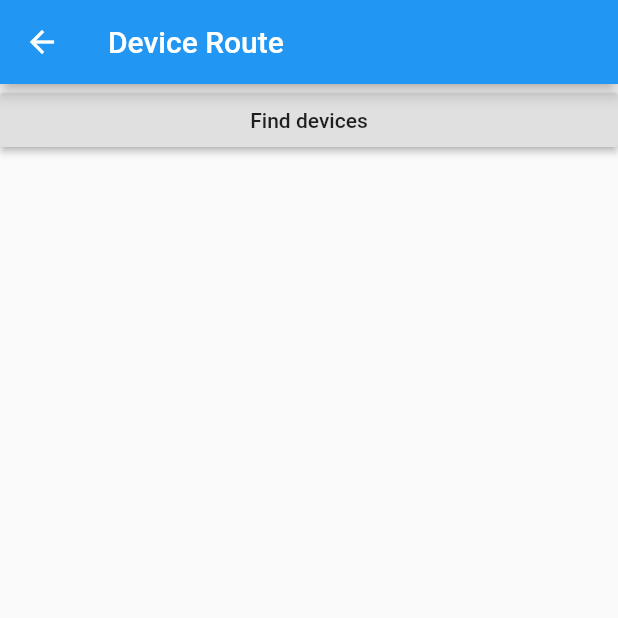
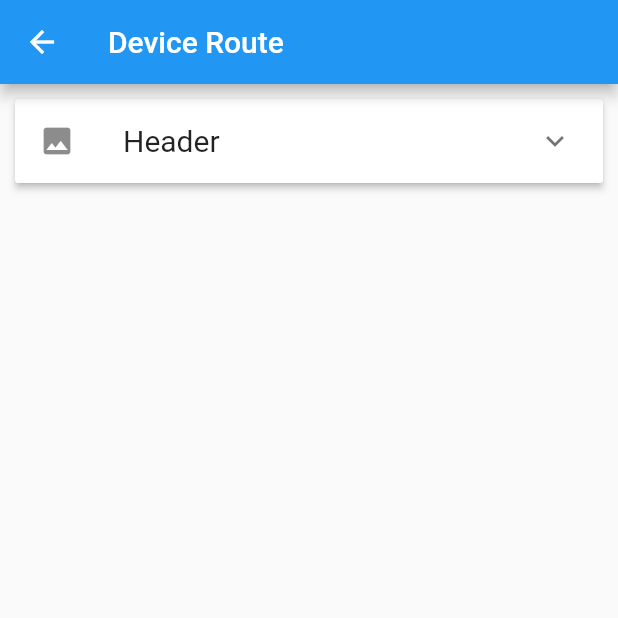
Before and after one commit to JuniorJPDJ/avocado, a Flutter app: the screen it shows after launch, in the side drawer, after a tap on "Bluetooth Settings", on a phone screen of 412 x 824 dp, the top half of it. Run offline on Flutter 3.47's test engine with Material 2 defaults, Android fonts, the phone set to English and light mode, and no system bars; our stand-ins replace charts_flutter; missing offline and left inert: fl_animated_linechart.

Commit message:
New route in Bluetooth menu.

```diff
--- a/lib/main.dart
+++ b/lib/main.dart
@@ -2,8 +2,8 @@ import 'package:flutter/material.dart';
 import 'package:fl_animated_linechart/fl_animated_linechart.dart';
 import 'package:charts_flutter/flutter.dart' as charts;
 
-class Expansionpanel extends StatefulWidget {
-  Expansionpaneltate createState() =>  Expansionpaneltate();
+class DeviceRoute extends StatefulWidget {
+  DeviceRouteState createState() =>  DeviceRouteState();
 }
 class NewItem {
   bool isExpanded;
@@ -12,7 +12,7 @@ class NewItem {
   final Icon iconpic;
   NewItem(this.isExpanded, this.header, this.body, this.iconpic);
 }
-class Expansionpaneltate extends State<Expansionpanel> {
+class DeviceRouteState extends State<DeviceRoute> {
   List<NewItem> items = <NewItem>[
     NewItem(
         false, // isExpanded ?
@@ -73,13 +73,20 @@ class Expansionpaneltate extends State<Expansionpanel> {
         ),
       ],
     );
-    Scaffold scaffold =  Scaffold(
-      appBar:  AppBar(
-        title:  Text("ExpansionPanelList"),
-      ),
-      body: List_Criteria,
+
+    return Scaffold(
+        appBar: AppBar(
+          title: Text("Device Route"),
+          leading: IconButton(
+            icon: Icon(Icons.arrow_back),
+            onPressed: () {
+              Navigator.pop(context);
+            },
+          ),
+
+        ),
+        body: List_Criteria,
     );
-    return scaffold;
   }
 }
 
@@ -161,9 +168,21 @@ class FirstRoute extends StatelessWidget {
       body: ListView(
         children: <Widget>[
         Container(
-        height: 150,
-        color: Colors.lightBlueAccent,
-        child: Icon(Icons.add),
+        child: Stack(
+          children: <Widget>[
+            Container(
+              margin: const EdgeInsets.all(10.0),
+              color: Colors.blueAccent[600],
+              width: 48.0,
+              height: 48.0,
+              child: TextField(
+                  decoration: InputDecoration(
+                      hintText: '123'
+                  ),
+            )
+            ),
+          ],
+        )
       ),
         /*child: ElevatedButton(
           child: Text('Open route'),
@@ -216,11 +235,11 @@ class FirstRoute extends StatelessWidget {
             ),
             ListTile(
               leading: Icon(Icons.alarm_sharp),
-              title: Text('Profile'),
+              title: Text('Alarms'),
               onTap: () {
                 Navigator.push(
                   context,
-                  MaterialPageRoute(builder: (context) => SecondRoute()),
+                  MaterialPageRoute(builder: (context) => AlarmRoute()),
                 );
               },
             ),
@@ -241,12 +260,12 @@ class FirstRoute extends StatelessWidget {
   }
 }
 
-class SecondRoute extends StatelessWidget {
+class AlarmRoute extends StatelessWidget {
   @override
   Widget build(BuildContext context) {
     return Scaffold(
       appBar: AppBar(
-        title: Text("Second Route"),
+        title: Text("Alarm Route"),
         leading: IconButton(
           icon: Icon(Icons.arrow_back),
           onPressed: () {
@@ -255,45 +274,48 @@ class SecondRoute extends StatelessWidget {
         ),
 
       ),
-      body: Center(
-          child: Text('Go back!'),
+      body: ListView(
+        children: <Widget>[
+
+    ]
+
       ),
     );
   }
 }
 
-class DeviceRoute extends StatelessWidget {
-  @override
-  Widget build(BuildContext context) {
-    return Scaffold(
-      appBar: AppBar(
-        title: Text("Device Route"),
-        leading: IconButton(
-          icon: Icon(Icons.arrow_back),
-          onPressed: () {
-            Navigator.pop(context);
-          },
-        ),
-
-      ),
-      body: Row(
-        children: <Widget>[
-          Expanded(
-            child: RaisedButton(
-              onPressed: () {
-                Navigator.push(
-                    context,
-                    MaterialPageRoute(
-                        builder: (BuildContext context) => Expansionpanel()));
-              },
-              child: Text('Find devices'),
-            ),
-          ),
-        ],
-      ),
-    );
-  }
-}
+// class DeviceRoute extends StatelessWidget {
+//   @override
+//   Widget build(BuildContext context) {
+//     return Scaffold(
+//       appBar: AppBar(
+//         title: Text("Device Route"),
+//         leading: IconButton(
+//           icon: Icon(Icons.arrow_back),
+//           onPressed: () {
+//             Navigator.pop(context);
+//           },
+//         ),
+//
+//       ),
+//       body: Row(
+//         children: <Widget>[
+//           Expanded(
+//             child: RaisedButton(
+//               onPressed: () {
+//                 Navigator.push(
+//                     context,
+//                     MaterialPageRoute(
+//                         builder: (BuildContext context) => Expansionpanel()));
+//               },
+//               child: Text('Find devices'),
+//             ),
+//           ),
+//         ],
+//       ),
+//     );
+//   }
+// }
 
 class AboutRoute extends StatelessWidget {
   @override
@@ -308,8 +330,19 @@ class AboutRoute extends StatelessWidget {
           },
         ),
       ),
-      body: Center(
-
+      body: ListView(
+       children: <Widget>[
+         Container(
+           child: null,
+         ),
+         Container(
+           child: TextField(
+             decoration: InputDecoration(
+                 hintText: 'your name'
+             ),
+           ),
+         )
+       ]
       )
     );
   }
```
